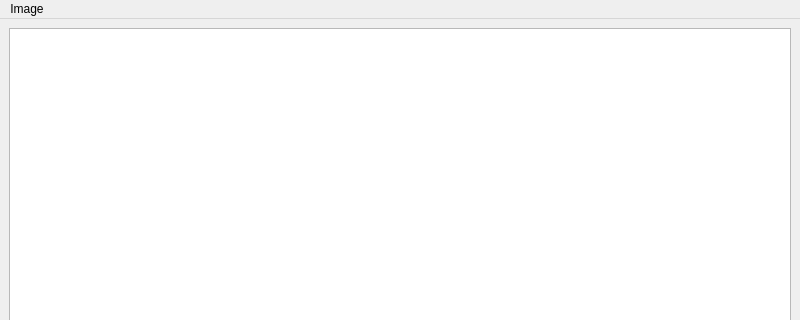
The window that mainwindow.ui (Mithil467/Coreavor) describes before a commit, drawn with Qt 5; both pictures show x 0 to 800 and y 0 to 320 of the 800 by 600 pixel window.
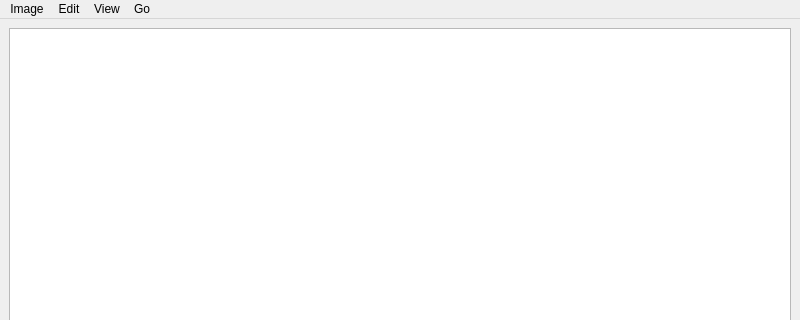
The same window after the commit.

Commit message: Add zoom in and zoom out support

What changed in the file:
```diff
--- a/mainwindow.ui
+++ b/mainwindow.ui
@@ -52,7 +52,27 @@
     <addaction name="separator"/>
     <addaction name="actionExit"/>
    </widget>
+   <widget class="QMenu" name="menuEdit">
+    <property name="title">
+     <string>Edit</string>
+    </property>
+   </widget>
+   <widget class="QMenu" name="menuView">
+    <property name="title">
+     <string>View</string>
+    </property>
+    <addaction name="actionZoom_In"/>
+    <addaction name="actionZoom_Out"/>
+   </widget>
+   <widget class="QMenu" name="menuGo">
+    <property name="title">
+     <string>Go</string>
+    </property>
+   </widget>
    <addaction name="menuImage"/>
+   <addaction name="menuEdit"/>
+   <addaction name="menuView"/>
+   <addaction name="menuGo"/>
   </widget>
   <widget class="QStatusBar" name="statusbar"/>
   <action name="actionOpen">
```
Left out of the diff: 16 changed lines with no effect on the pictures. The commit also changes 2 other files.
